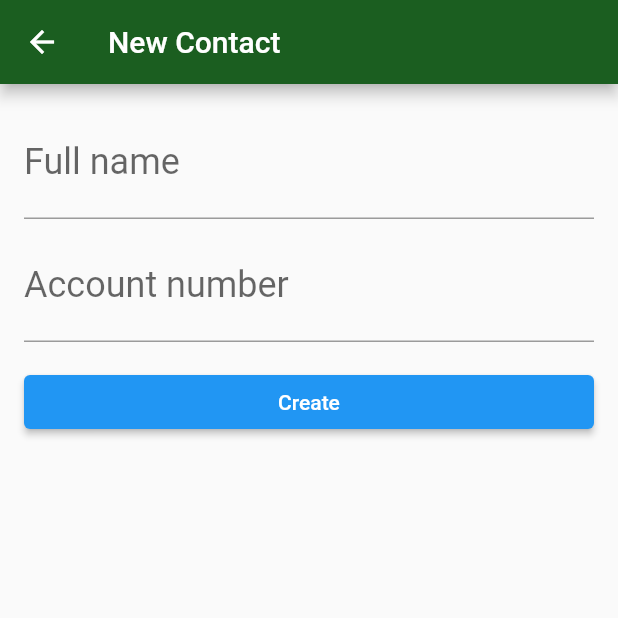
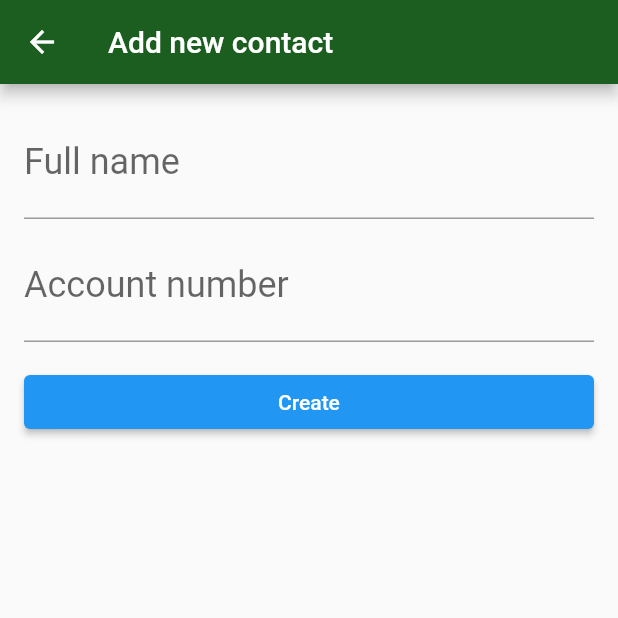
Before and after one commit to matheusvassoler/Flutter_Persistencia_Alura, a Flutter app: the ContactsList screen opened directly, after a tap on the "add" icon, on a phone screen of 412 x 824 dp, the top half of it. Run offline on Flutter 3.47's test engine with Material 2 defaults, Android fonts, the phone set to English and light mode, and no system bars; our stand-ins replace sqflite; accounts and stored records are empty.

Commit message:
Implements update

```diff
--- a/lib/screens/contact_form.dart
+++ b/lib/screens/contact_form.dart
@@ -3,6 +3,9 @@ import 'package:bytebank/models/contact.dart';
 import 'package:flutter/material.dart';
 
 class ContactForm extends StatefulWidget {
+  final Contact contact;
+
+  ContactForm(this.contact);
 
   @override
   _ContactFormState createState() => _ContactFormState();
@@ -17,46 +20,24 @@ class _ContactFormState extends State<ContactForm> {
   Widget build(BuildContext context) {
     return Scaffold(
       appBar: AppBar(
-        title: Text("New Contact"),
+        title: setTextToAppBar(widget.contact.name),
       ),
       body: Padding(
         padding: const EdgeInsets.all(16.0),
         child: Column(
           children: [
-            TextField(
-              controller: _nameController,
-              decoration: InputDecoration(
-                labelText: "Full name",
-              ),
-              style: TextStyle(
-                fontSize: 24.0,
-              ),
-            ),
+            nameTextField(widget.contact.name),
             Padding(
               padding: const EdgeInsets.only(top: 8.0),
-              child: TextField(
-                controller: _accountNumberController,
-                decoration: InputDecoration(
-                  labelText: "Account number",
-                ),
-                style: TextStyle(
-                  fontSize: 24.0,
-                ),
-                keyboardType: TextInputType.number,
-              ),
+              child: accountTextField(widget.contact.accountNumber),
             ),
             Padding(
               padding: const EdgeInsets.only(top: 16.0),
               child: SizedBox(
                 width: double.maxFinite,
                 child: ElevatedButton(
-                  onPressed: (){
-                    final String name = _nameController.text;
-                    final int accountNumber = int.tryParse(_accountNumberController.text);
-                    final Contact newContact = Contact(0, name, accountNumber);
-                    _dao.save(newContact).then((id) => Navigator.pop(context));
-                  },
-                  child: Text("Create"),
+                  onPressed: () => lister(widget.contact.id),
+                  child: setTextForButton(widget.contact.name),
                 ),
               ),
             ),
@@ -65,4 +46,63 @@ class _ContactFormState extends State<ContactForm> {
       ),
     );
   }
+
+  void lister(int id) {
+    final String name = _nameController.text;
+    final int accountNumber = int.tryParse(_accountNumberController.text);
+    if (id != 0) {
+      Contact contact = Contact(id, name, accountNumber);
+      _dao.update(contact).then((value) => Navigator.pop(context));
+    } else {
+      final Contact newContact = Contact(0, name, accountNumber);
+      _dao.save(newContact).then((id) => Navigator.pop(context));
+    }
+  }
+
+  Text setTextForButton(String contactName) {
+    if (contactName.isEmpty) {
+      return Text("Create");
+    } else {
+      return Text("Update");
+    }
+  }
+
+  Text setTextToAppBar(String contactName) {
+    if(contactName.isEmpty) {
+      return Text("Add new contact");
+    } else {
+      return Text("Update contact");
+    }
+  }
+
+  TextField accountTextField(int accountNumber) {
+    if (accountNumber != 0) {
+      _accountNumberController.text = accountNumber.toString();
+    }
+    return TextField(
+      controller: _accountNumberController,
+      decoration: InputDecoration(
+        labelText: "Account number",
+      ),
+      style: TextStyle(
+        fontSize: 24.0,
+      ),
+      keyboardType: TextInputType.number,
+    );
+  }
+
+  TextField nameTextField(String name) {
+    if (name.isNotEmpty) {
+      _nameController.text = name;
+    }
+    return TextField(
+      controller: _nameController,
+      decoration: InputDecoration(
+        labelText: "Full name",
+      ),
+      style: TextStyle(
+        fontSize: 24.0,
+      ),
+    );
+  }
 }
--- a/lib/screens/contacts_list.dart
+++ b/lib/screens/contacts_list.dart
@@ -45,7 +45,36 @@ class _ContactsListState extends State<ContactsList> {
                   debugPrint(index.toString());
                   return Dismissible(
                     key: UniqueKey(),
-                    child: _ContactItem(contacts[index]),
+                    //child: _ContactItem(contacts[index]),
+                    child: Material(
+                      child: InkWell(
+                        onTap: () {
+                          Navigator.of(context).push(
+                            MaterialPageRoute(
+                              builder: (context) => ContactForm(contacts[index]),
+                            ),
+                          ).then((value) => {
+                            setState(() {}),
+                          });
+                        },
+                        child: Card(
+                          child: ListTile(
+                            title: Text(
+                              contacts[index].name,
+                              style: TextStyle(
+                                fontSize: 24.0,
+                              ),
+                            ),
+                            subtitle: Text(
+                              contacts[index].accountNumber.toString(),
+                              style: TextStyle(
+                                fontSize: 16.0,
+                              ),
+                            ),
+                          ),
+                        ),
+                      ),
+                    ),
                     onDismissed: (DismissDirection direction) async {
                       await _dao.delete(contacts[index].id);
                       setState(() {});
@@ -64,7 +93,7 @@ class _ContactsListState extends State<ContactsList> {
         onPressed: () {
           Navigator.of(context).push(
             MaterialPageRoute(
-              builder: (context) => ContactForm(),
+              builder: (context) => ContactForm(Contact(0, "", 0)),
             ),
           ).then((value) => {
             setState(() {})
@@ -77,29 +106,3 @@ class _ContactsListState extends State<ContactsList> {
     );
   }
 }
-
-class _ContactItem extends StatelessWidget {
-  final Contact contact;
-
-  _ContactItem(this.contact);
-
-  @override
-  Widget build(BuildContext context) {
-    return Card(
-      child: ListTile(
-        title: Text(
-          contact.name,
-          style: TextStyle(
-            fontSize: 24.0,
-          ),
-        ),
-        subtitle: Text(
-          contact.accountNumber.toString(),
-          style: TextStyle(
-            fontSize: 16.0,
-          ),
-        ),
-      ),
-    );
-  }
-}
```
Also changed, not shown: lib/database/dao/contact_dao.dart (+11 -1 lines), lib/models/contact.dart (+8 -0 lines).
